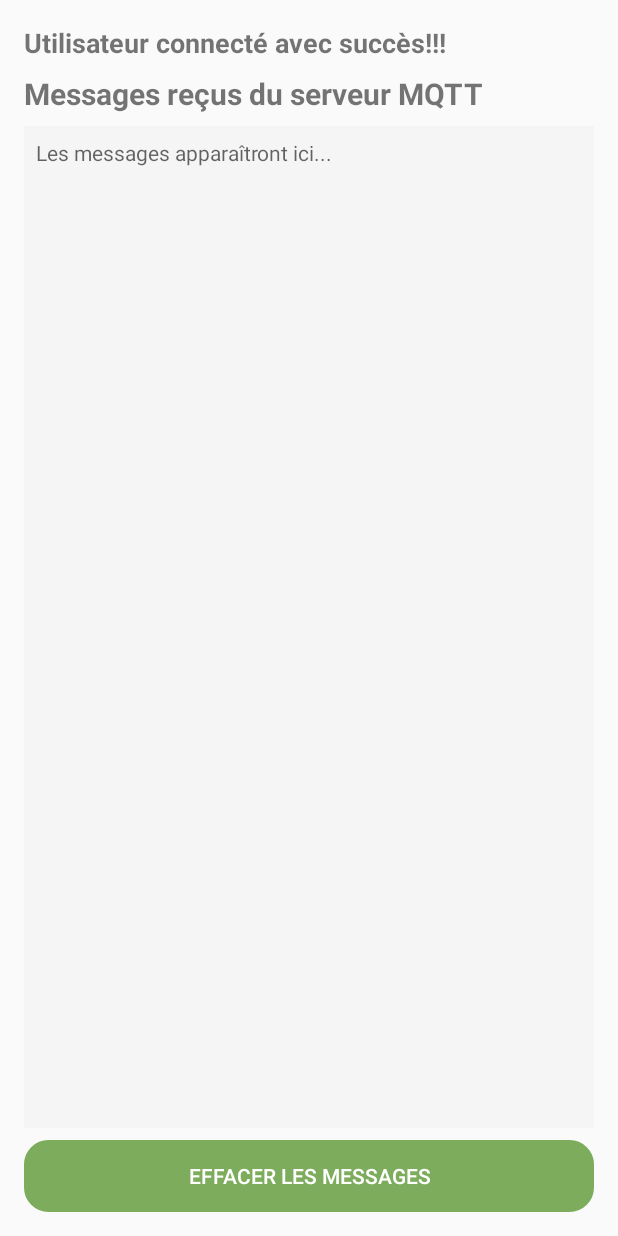
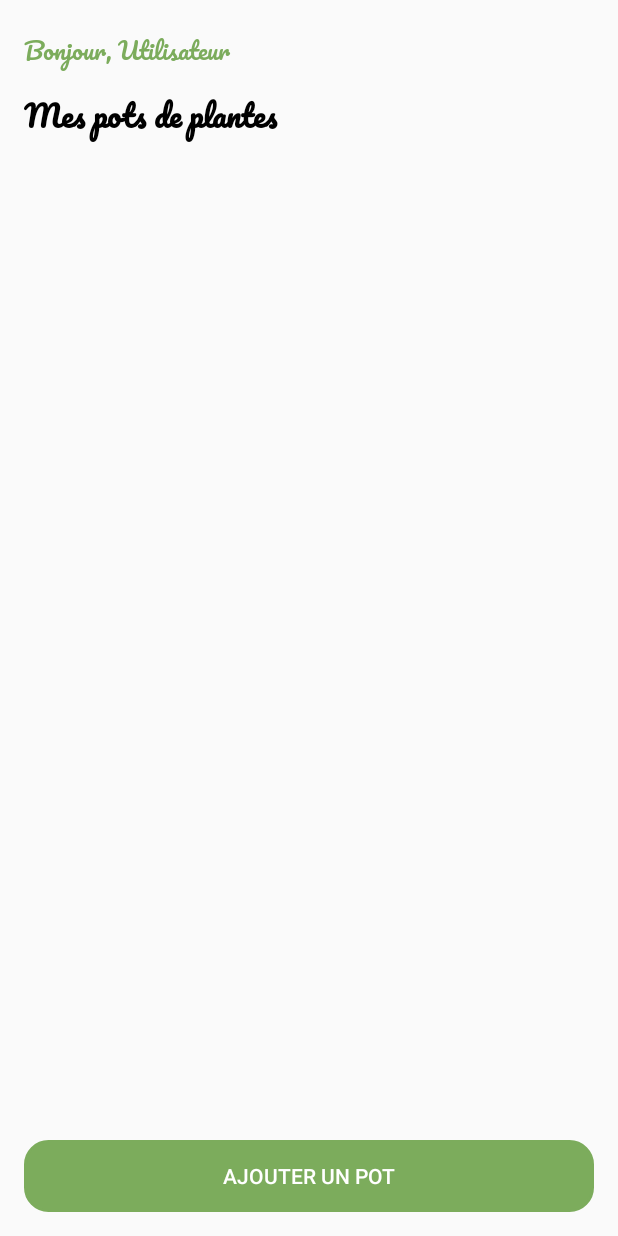
Before and after one commit to PlanteCare/AppMobile, an Android app: the layout activity_home_user.xml on its own in the app's theme, with its tools: preview values and no code run, on a phone screen of 412 x 824 dp. Run offline under Robolectric (Android 15) with nearby library versions, the phone set to English and light mode, and no system bars.

```diff
--- a/app/src/main/AndroidManifest.xml
+++ b/app/src/main/AndroidManifest.xml
@@ -4,6 +4,7 @@
 
     <uses-permission android:name="android.permission.INTERNET" />
     <uses-permission android:name="android.permission.ACCESS_NETWORK_STATE" />
+    <uses-permission android:name="android.permission.WAKE_LOCK" />
 
     <application
         android:allowBackup="true"
@@ -29,7 +30,7 @@
         </activity>
 
         <activity
-            android:name=".activities.HomeActivity"
+            android:name=".activities.HomeUserActivity"
             android:exported="false" />
 
     </application>
--- /dev/null
+++ b/app/src/main/java/com/plantecare/appmobile/activities/HomeUserActivity.kt
@@ -0,0 +1,21 @@
+package com.plantecare.appmobile.activities
+
+import android.os.Bundle
+import android.util.Log
+import android.widget.Button
+import android.widget.ScrollView
+import android.widget.TextView
+import android.widget.Toast
+import androidx.appcompat.app.AppCompatActivity
+import com.plantecare.appmobile.mqtt.MqttHandler
+import java.text.SimpleDateFormat
+import java.util.*
+import com.plantecare.appmobile.R
+
+
+class HomeUserActivity : AppCompatActivity() {
+    override fun onCreate(savedInstanceState: Bundle?) {
+        super.onCreate(savedInstanceState)
+        setContentView(R.layout.activity_home_user)
+    }
+}
--- a/app/src/main/java/com/plantecare/appmobile/activities/MainActivity.kt
+++ b/app/src/main/java/com/plantecare/appmobile/activities/MainActivity.kt
@@ -69,7 +69,7 @@ class MainActivity : AppCompatActivity() {
 
                         Toast.makeText(this@MainActivity, "Connexion réussie", Toast.LENGTH_SHORT).show()
 
-                        val intent = Intent(this@MainActivity, HomeActivity::class.java)
+                        val intent = Intent(this@MainActivity, HomeUserActivity::class.java)
                         startActivity(intent)
                         finish()
                     }
--- /dev/null
+++ b/app/src/main/res/drawable/rounded_status.xml
@@ -0,0 +1,6 @@
+<?xml version="1.0" encoding="utf-8"?>
+<shape xmlns:android="http://schemas.android.com/apk/res/android" android:shape="rectangle">
+    <stroke android:width="2dp" android:color="@color/status_ok_border"/>
+    <solid android:color="@color/status_ok" />
+    <corners android:radius="15dp"/>
+</shape>
--- a/app/src/main/res/layout/activity_home.xml
+++ b/app/src/main/res/layout/activity_home_user.xml
@@ -6,43 +6,41 @@
     android:padding="16dp">
 
     <TextView
+        android:id="@+id/textViewUsername"
         android:layout_width="match_parent"
         android:layout_height="wrap_content"
-        android:text="Utilisateur connecté avec succès!!!"
-        android:textSize="18sp"
-        android:textStyle="bold" />
+        android:text="Bonjour, Utilisateur"
+        android:textSize="16sp"
+        android:fontFamily="@font/pacifico"
+        android:textColor="@color/plant_green"
+        android:layout_marginBottom="8dp"/>
 
     <TextView
         android:layout_width="match_parent"
         android:layout_height="wrap_content"
-        android:text="Messages reçus du serveur MQTT"
+        android:text="Mes pots de plantes"
+        android:fontFamily="@font/pacifico"
         android:textSize="20sp"
         android:textStyle="bold"
-        android:layout_marginTop="8dp"
-        android:layout_marginBottom="8dp"/>
+        android:textColor="@color/black"
+        android:layout_marginBottom="16dp"/>
 
-    <ScrollView
+    <ListView
+        android:id="@+id/listViewPlantPots"
         android:layout_width="match_parent"
-        android:layout_height="336dp"
+        android:layout_height="0dp"
         android:layout_weight="1"
-        android:background="#F5F5F5">
-
-        <TextView
-            android:id="@+id/textViewMessages"
-            android:layout_width="match_parent"
-            android:layout_height="wrap_content"
-            android:hint="Les messages apparaîtront ici..."
-            android:padding="8dp" />
-    </ScrollView>
+        android:divider="@android:color/darker_gray"
+        android:dividerHeight="1dp" />
 
     <Button
-        android:id="@+id/buttonClearMessages"
+        android:id="@+id/buttonAddPlantPot"
         android:layout_width="match_parent"
         android:layout_height="wrap_content"
+        android:text="Ajouter un pot"
         android:background="@drawable/rounded_corner"
         android:backgroundTint="@color/plant_green"
         android:textColor="@color/withe"
-        android:text="Effacer les messages"
-        android:layout_marginTop="8dp"/>
+        android:layout_marginTop="16dp"/>
 
 </LinearLayout>
--- a/app/src/main/res/layout/activity_main.xml
+++ b/app/src/main/res/layout/activity_main.xml
@@ -3,7 +3,7 @@
     xmlns:tools="http://schemas.android.com/tools"
     android:orientation="vertical"
     android:gravity="center"
-    android:background="@drawable/plantebg"
+    android:background="@drawable/plante_bg"
     android:layout_width="match_parent"
     android:layout_height="match_parent"
     tools:context=".activities.MainActivity">
--- a/app/src/main/res/values/colors.xml
+++ b/app/src/main/res/values/colors.xml
@@ -4,6 +4,8 @@
     <color name="black">#000000</color>
     <color name="plant_green">#7CAC5C</color>
     <color name="background">#F9FAFB</color>
+    <color name="status_ok">#E8F5E9</color>
+    <color name="status_ok_border">#4CAF50</color>
     <color name="button_background">#EFEFEF</color>
     <color name="icon_color">#9CA3AF</color>
     <color name="icon_color_secondary">#4B5563</color>
```
Also changed, not shown: app/src/main/java/com/plantecare/appmobile/activities/HomeActivity.kt (deleted, +0 -57 lines), app/src/main/java/com/plantecare/appmobile/mqtt/MqttHandler.kt (+100 -7 lines), app/src/main/res/layout/item_plante.xml (added, +43 -0 lines), app/src/main/res/drawable/icon_plante.png (added), app/src/main/res/drawable/plante_bg.png (renamed from app/src/main/res/drawable/plantebg.png).
